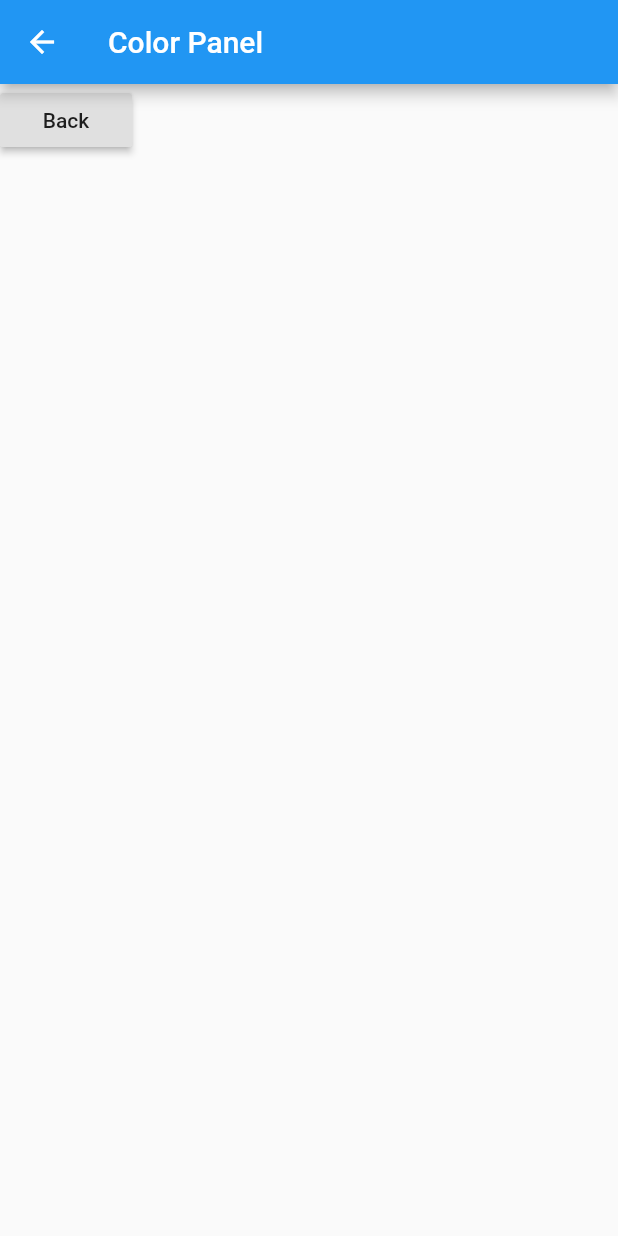
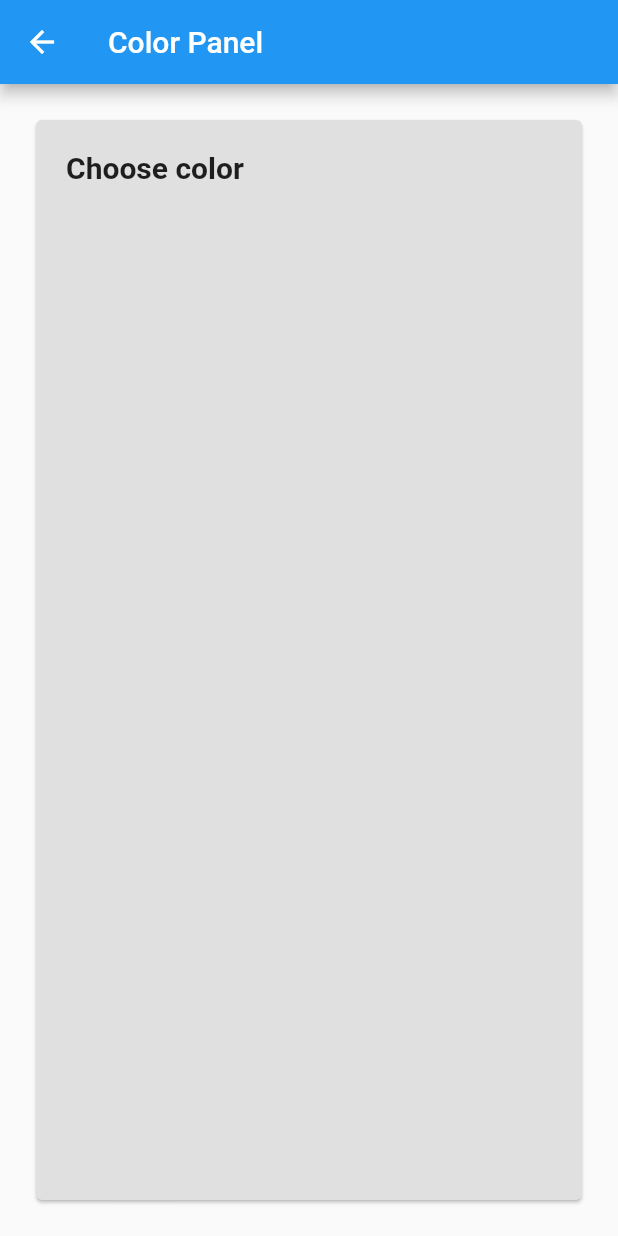
Before and after one commit to ricky9667/Color-Player, a Flutter app: the ColorPanel screen opened by its route, on a phone screen of 412 x 824 dp. Run offline on Flutter 3.47's test engine with Material 2 defaults, Android fonts, the phone set to English and light mode, and no system bars.

Commit message:
Add basic design to color panel page

```diff
--- a/lib/pages/color_panel.dart
+++ b/lib/pages/color_panel.dart
@@ -1,3 +1,4 @@
+import 'package:flutter/cupertino.dart';
 import 'package:flutter/material.dart';
 
 class ColorPanel extends StatelessWidget {
@@ -8,14 +9,48 @@ class ColorPanel extends StatelessWidget {
         title: Text('Color Panel'),
       ),
       body: Container(
-        child: RaisedButton(
-          onPressed: () {
-            Navigator.pop(context);
-          },
-          child: Text('Back'),
+        margin: EdgeInsets.all(20.0),
+        child: Card(
           color: Colors.grey[300],
+          child: Padding(
+            padding: const EdgeInsets.all(20.0),
+            child: Column(
+              mainAxisAlignment: MainAxisAlignment.start,
+              crossAxisAlignment: CrossAxisAlignment.stretch,
+              children: <Widget>[
+                Text(
+                  'Choose color',
+                  style: TextStyle(
+                    fontSize: 20.0,
+                    fontWeight: FontWeight.bold,
+                  )
+                ),
+                SizedBox(height: 10.0),
+                GridView.count(
+                  shrinkWrap: true,
+                  padding: const EdgeInsets.symmetric(horizontal: 8.0, vertical: 4.0),
+                  crossAxisCount: 4,
+                  children: <Widget>[
+
+                  ],
+                ),
+              ],
+            ),
+          ),
         ),
       ),
     );
   }
 }
+
+class ColorSelector extends StatefulWidget {
+  @override
+  _ColorSelectorState createState() => _ColorSelectorState();
+}
+
+class _ColorSelectorState extends State<ColorSelector> {
+  @override
+  Widget build(BuildContext context) {
+    return Container();
+  }
+}
```
Also changed, not shown: lib/pages/music_track.dart (+1 -9 lines).
